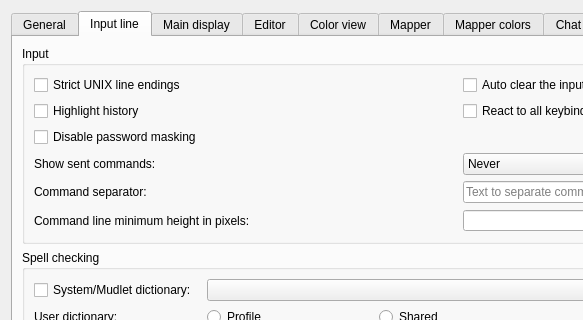
Above: src/ui/profile_preferences.ui from Mudlet/Mudlet before the change; both pictures show x 0 to 583 and y 0 to 320 of the 919 by 986 pixel window. Below: the same form after it.
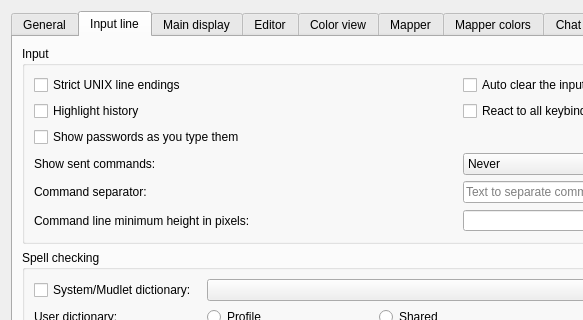
That is the form after the change. The open tabs and pages were chosen to show the change. Icons and pictures are not drawn. Custom widgets are drawn as their Qt base class.

Commit message: Improve: Passwords are typed into a dedicated box instead of a masked command line (#11126)

What changed in the file:
```diff
--- a/src/ui/profile_preferences.ui
+++ b/src/ui/profile_preferences.ui
@@ -608,7 +608,7 @@
              <string>Disable password masking when servers request hidden input. Warning: This is not recommended for security reasons as passwords will be visible in plain text.</string>
             </property>
             <property name="text">
-             <string>Disable password masking</string>
+             <string extracomment="Label of the profile preference that stops the hidden-input box opening when the game asks for hidden input">Show passwords as you type them</string>
             </property>
            </widget>
           </item>
```
Left out of the diff: 4 changed lines with no effect on the pictures. The commit also changes 30 other files.
